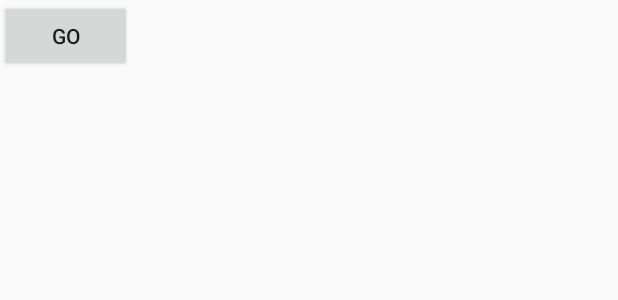
After one commit to archi14/MusicPlayer, an Android app: the layout activity_list.xml on its own in the app's theme, with its tools: preview values and no code run, on a phone screen of 412 x 824 dp. The commit adds this screen. Shown: the top 300 px of the screen. Run offline under Robolectric (Android 15) with nearby library versions, the phone set to English and light mode, and no system bars.

Commit message:
Retrieving files from sd card successful

```diff
--- a/app/build.gradle
+++ b/app/build.gradle
@@ -25,4 +25,5 @@ dependencies {
     testImplementation 'junit:junit:4.12'
     androidTestImplementation 'com.android.support.test:runner:1.0.2'
     androidTestImplementation 'com.android.support.test.espresso:espresso-core:3.0.2'
+    implementation 'com.android.support:recyclerview-v7:28.0.0'
 }
--- a/app/src/main/AndroidManifest.xml
+++ b/app/src/main/AndroidManifest.xml
@@ -1,7 +1,7 @@
 <?xml version="1.0" encoding="utf-8"?>
 <manifest xmlns:android="http://schemas.android.com/apk/res/android"
     package="com.example.archi.musicplayer">
-
+<uses-permission android:name="android.permission.WRITE_EXTERNAL_STORAGE"/>
     <application
         android:allowBackup="true"
         android:icon="@mipmap/ic_launcher"
@@ -16,6 +16,7 @@
                 <category android:name="android.intent.category.LAUNCHER" />
             </intent-filter>
         </activity>
+        <activity android:name=".ListActivity"></activity>
     </application>
 
 </manifest>
--- /dev/null
+++ b/app/src/main/java/com/example/archi/musicplayer/MusicFiles.java
@@ -0,0 +1,4 @@
+package com.example.archi.musicplayer;
+
+public class MusicFiles {
+}
--- /dev/null
+++ b/app/src/main/res/layout/activity_list.xml
@@ -0,0 +1,18 @@
+<?xml version="1.0" encoding="utf-8"?>
+<LinearLayout xmlns:android="http://schemas.android.com/apk/res/android"
+    xmlns:app="http://schemas.android.com/apk/res-auto"
+    xmlns:tools="http://schemas.android.com/tools"
+    android:layout_width="match_parent"
+    android:layout_height="match_parent"
+    tools:context=".ListActivity"
+    android:orientation="vertical"
+    >
+
+    <Button
+        android:layout_width="wrap_content"
+        android:layout_height="wrap_content"
+        android:id="@+id/btn"
+        android:text="GO"
+        />
+
+</LinearLayout>
```
Also changed, not shown: app/src/main/java/com/example/archi/musicplayer/FilesAdapter.java (added, +34 -0 lines), app/src/main/java/com/example/archi/musicplayer/ListActivity.java (added, +49 -0 lines), app/src/main/java/com/example/archi/musicplayer/MainActivity.java (+44 -15 lines), app/src/main/res/layout/activity_main.xml (+7 -0 lines).
